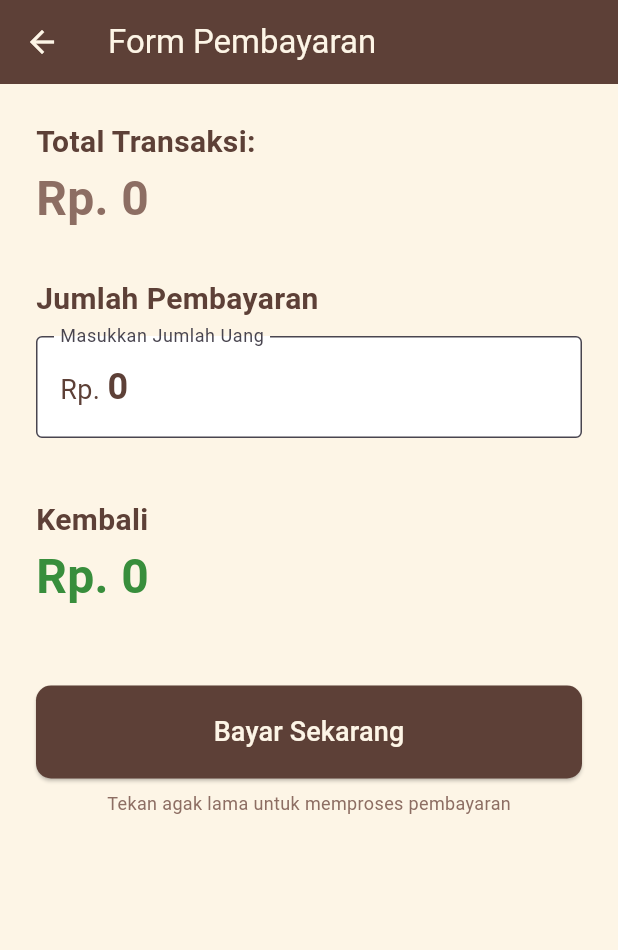
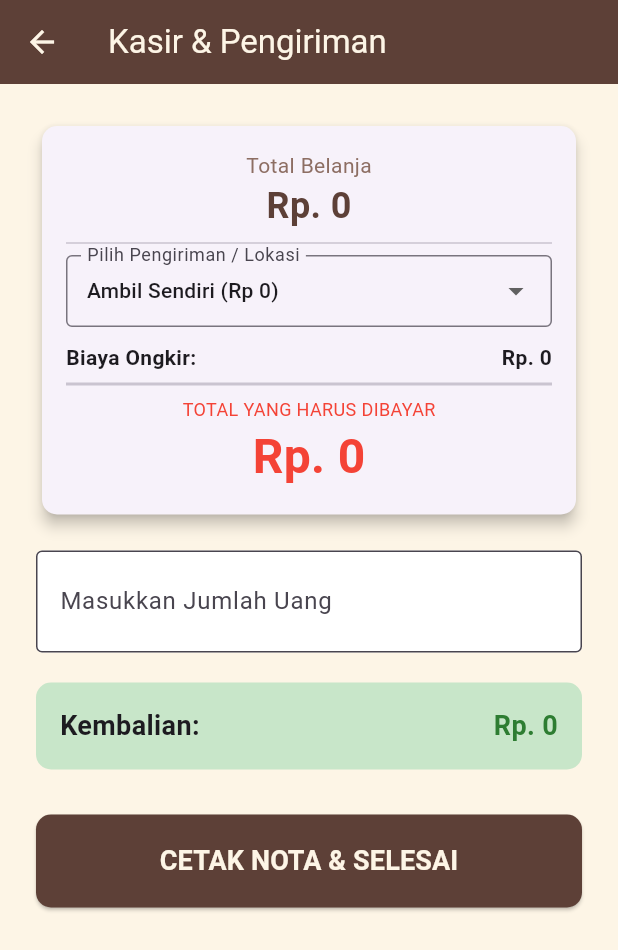
Before and after one commit to naufalad18/pbb, a Flutter app: the PaymentPage screen opened directly with empty values, on a phone screen of 412 x 824 dp. Shown: the top 950 px of the screen. Run offline on Flutter 3.47's test engine with Material 3 defaults, Android fonts, the phone set to English and light mode, and no system bars; our stand-ins replace shared_preferences; accounts and stored records are empty.

Commit message:
Update tampilan dashboard dan payment

```diff
--- a/lib/payment_page.dart
+++ b/lib/payment_page.dart
@@ -10,8 +10,20 @@ class PaymentPage extends StatefulWidget {
 
 class _PaymentPageState extends State<PaymentPage> {
   final TextEditingController _bayarController = TextEditingController();
+
+  // Data Ongkir Sederhana
+  final Map<String, int> _ongkirList = {
+    'Ambil Sendiri (Rp 0)': 0,
+    'Semarang (Rp 10.000)': 10000,
+    'Luar Semarang (Rp 25.000)': 25000,
+    'Luar Jawa (Rp 50.000)': 50000,
+  };
+
+  String? _selectedKurir;
+  int _biayaOngkir = 0;
   int _jumlahBayar = 0;
   int _kembalian = 0;
+
   static const Color kremColor = Color(0xFFFDF5E6);
   static const Color coklatTuaColor = Color(0xFF5D4037);
   static const Color coklatMudaColor = Color(0xFF8D6E63);
@@ -19,41 +31,111 @@ class _PaymentPageState extends State<PaymentPage> {
   @override
   void initState() {
     super.initState();
-    _bayarController.text = '0';
-    _calculateChange();
+    _selectedKurir = _ongkirList.keys.first; // Default pilihan pertama
   }
 
-  void _calculateChange() {
-    int total = widget.totalAmount;
-    _jumlahBayar = int.tryParse(_bayarController.text) ?? 0;
+  // Menghitung Total Akhir (Harga Produk + Ongkir)
+  int get _totalBayarAkhir => widget.totalAmount + _biayaOngkir;
+
+  void _calculateChange(String value) {
+    String cleanValue = value.replaceAll(RegExp(r'[^0-9]'), '');
+    _jumlahBayar = int.tryParse(cleanValue) ?? 0;
+
     setState(() {
-      _kembalian = _jumlahBayar - total;
+      _kembalian = _jumlahBayar - _totalBayarAkhir;
+    });
+  }
+
+  void _updateOngkir(String? value) {
+    setState(() {
+      _selectedKurir = value;
+      _biayaOngkir = _ongkirList[value] ?? 0;
+      // Recalculate kembalian saat ongkir berubah
+      _calculateChange(_bayarController.text);
     });
   }
 
   void _processPayment() {
-    if (_kembalian < 0) {
+    if (_jumlahBayar < _totalBayarAkhir) {
       ScaffoldMessenger.of(context).showSnackBar(
-        const SnackBar(content: Text('Jumlah pembayaran kurang!')),
+        const SnackBar(
+          content: Text('Uang pembayaran kurang!'),
+          backgroundColor: Colors.red,
+        ),
       );
       return;
     }
 
-    ScaffoldMessenger.of(context).showSnackBar(
-      SnackBar(content: Text('Transaksi Berhasil! Kembalian: Rp. $_kembalian')),
+    // TAMPILKAN NOTA (Sesuai Soal)
+    showDialog(
+      context: context,
+      barrierDismissible: false, // User harus klik tombol tutup
+      builder: (context) {
+        return AlertDialog(
+          title: const Center(child: Text("NOTA PEMBAYARAN")),
+          content: Column(
+            mainAxisSize: MainAxisSize.min,
+            crossAxisAlignment: CrossAxisAlignment.start,
+            children: [
+              const Divider(),
+              _buildNotaRow("Harga Produk", widget.totalAmount),
+              _buildNotaRow("Ongkos Kirim", _biayaOngkir),
+              const Divider(thickness: 2),
+              _buildNotaRow("TOTAL", _totalBayarAkhir, isBold: true),
+              const SizedBox(height: 10),
+              _buildNotaRow("Bayar", _jumlahBayar),
+              _buildNotaRow("Kembali", _kembalian),
+              const SizedBox(height: 20),
+              const Center(
+                child: Text(
+                  "Terima Kasih!",
+                  style: TextStyle(fontStyle: FontStyle.italic),
+                ),
+              ),
+            ],
+          ),
+          actions: [
+            TextButton(
+              onPressed: () {
+                Navigator.pop(context); // Tutup Dialog Nota
+                Navigator.pop(context, true); // Kembali ke Dashboard & Reset
+              },
+              child: const Text("TUTUP & SELESAI"),
+            ),
+          ],
         );
+      },
+    );
+  }
 
-    int count = 0;
-    Navigator.popUntil(context, (route) {
-      return count++ == 1;
-    });
+  Widget _buildNotaRow(String label, int value, {bool isBold = false}) {
+    return Padding(
+      padding: const EdgeInsets.symmetric(vertical: 2.0),
+      child: Row(
+        mainAxisAlignment: MainAxisAlignment.spaceBetween,
+        children: [
+          Text(
+            label,
+            style: TextStyle(
+              fontWeight: isBold ? FontWeight.bold : FontWeight.normal,
+            ),
+          ),
+          Text(
+            "Rp. $value",
+            style: TextStyle(
+              fontWeight: isBold ? FontWeight.bold : FontWeight.normal,
+            ),
+          ),
+        ],
+      ),
+    );
   }
 
   @override
   Widget build(BuildContext context) {
     return Scaffold(
       appBar: AppBar(
-        title: const Text('Form Pembayaran'),
+        title: const Text('Kasir & Pengiriman'),
         backgroundColor: coklatTuaColor,
         foregroundColor: kremColor,
       ),
@@ -63,44 +145,95 @@ class _PaymentPageState extends State<PaymentPage> {
         child: Column(
           crossAxisAlignment: CrossAxisAlignment.stretch,
           children: [
+            // Rincian Biaya
+            Card(
+              elevation: 4,
+              shape: RoundedRectangleBorder(
+                borderRadius: BorderRadius.circular(10),
+              ),
+              child: Padding(
+                padding: const EdgeInsets.all(16.0),
+                child: Column(
+                  children: [
+                    const Text(
+                      'Total Belanja',
+                      style: TextStyle(color: coklatMudaColor),
+                    ),
                     Text(
-              'Total Transaksi:',
-              style: TextStyle(
-                fontSize: 20,
+                      'Rp. ${widget.totalAmount}',
+                      style: const TextStyle(
+                        fontSize: 24,
                         fontWeight: FontWeight.bold,
                         color: coklatTuaColor,
                       ),
                     ),
+                    const Divider(),
+                    // Dropdown Ongkir
+                    DropdownButtonFormField<String>(
+                      value: _selectedKurir,
+                      decoration: const InputDecoration(
+                        labelText: "Pilih Pengiriman / Lokasi",
+                        border: OutlineInputBorder(),
+                        contentPadding: EdgeInsets.symmetric(
+                          horizontal: 10,
+                          vertical: 5,
+                        ),
+                      ),
+                      items: _ongkirList.keys.map((String key) {
+                        return DropdownMenuItem<String>(
+                          value: key,
+                          child: Text(
+                            key,
+                            style: const TextStyle(fontSize: 14),
+                          ),
+                        );
+                      }).toList(),
+                      onChanged: _updateOngkir,
+                    ),
+                    const SizedBox(height: 10),
+                    Row(
+                      mainAxisAlignment: MainAxisAlignment.spaceBetween,
+                      children: [
+                        const Text(
+                          "Biaya Ongkir:",
+                          style: TextStyle(fontWeight: FontWeight.bold),
+                        ),
                         Text(
-              'Rp. ${widget.totalAmount}',
+                          "Rp. $_biayaOngkir",
+                          style: const TextStyle(fontWeight: FontWeight.bold),
+                        ),
+                      ],
+                    ),
+                    const Divider(thickness: 2),
+                    const Text(
+                      "TOTAL YANG HARUS DIBAYAR",
+                      style: TextStyle(fontSize: 12, color: Colors.red),
+                    ),
+                    Text(
+                      'Rp. $_totalBayarAkhir',
                       style: const TextStyle(
                         fontSize: 32,
                         fontWeight: FontWeight.bold,
-                color: coklatMudaColor,
+                        color: Colors.red,
                       ),
                     ),
-            const SizedBox(height: 30),
-            Text(
-              'Jumlah Pembayaran',
-              style: TextStyle(
-                fontSize: 20,
-                fontWeight: FontWeight.bold,
-                color: coklatTuaColor,
+                  ],
                 ),
               ),
-            const SizedBox(height: 10),
+            ),
+            const SizedBox(height: 20),
+
+            // Input Pembayaran
             TextField(
               controller: _bayarController,
               keyboardType: TextInputType.number,
-              onChanged: (value) =>
-                  _calculateChange(),
-              decoration: InputDecoration(
+              onChanged: _calculateChange,
+              decoration: const InputDecoration(
                 labelText: "Masukkan Jumlah Uang",
                 prefixText: 'Rp. ',
-                prefixStyle: TextStyle(color: coklatTuaColor, fontSize: 18),
                 fillColor: Colors.white,
                 filled: true,
-                border: const OutlineInputBorder(),
+                border: OutlineInputBorder(),
                 focusedBorder: OutlineInputBorder(
                   borderSide: BorderSide(color: coklatTuaColor, width: 2.0),
                 ),
@@ -111,52 +244,55 @@ class _PaymentPageState extends State<PaymentPage> {
                 color: coklatTuaColor,
               ),
             ),
-            const SizedBox(height: 40),
 
+            const SizedBox(height: 20),
+
+            // Info Kembalian
+            Container(
+              padding: const EdgeInsets.all(16),
+              decoration: BoxDecoration(
+                color: _kembalian >= 0 ? Colors.green[100] : Colors.red[100],
+                borderRadius: BorderRadius.circular(10),
+              ),
+              child: Row(
+                mainAxisAlignment: MainAxisAlignment.spaceBetween,
+                children: [
+                  const Text(
+                    'Kembalian:',
+                    style: TextStyle(fontSize: 18, fontWeight: FontWeight.bold),
+                  ),
                   Text(
-              'Kembali',
+                    'Rp. $_kembalian',
                     style: TextStyle(
-                fontSize: 20,
+                      fontSize: 18,
                       fontWeight: FontWeight.bold,
-                color: coklatTuaColor,
+                      color: _kembalian >= 0
+                          ? Colors.green[800]
+                          : Colors.red[800],
                     ),
                   ),
-            Text(
-              'Rp. ${_kembalian < 0 ? 0 : _kembalian}',
-              style: TextStyle(
-                fontSize: 32,
-                fontWeight: FontWeight.bold,
-                color: _kembalian >= 0
-                    ? Colors.green.shade700
-                    : Colors.red.shade700,
+                ],
               ),
             ),
-            const SizedBox(height: 50),
 
+            const SizedBox(height: 30),
+
+            // Tombol Bayar
             ElevatedButton(
-              onPressed:
-                  _calculateChange,
-              onLongPress: _processPayment,
+              onPressed: _processPayment,
               style: ElevatedButton.styleFrom(
-                backgroundColor: _kembalian >= 0
-                    ? coklatTuaColor
-                    : coklatMudaColor,
+                backgroundColor: coklatTuaColor,
                 padding: const EdgeInsets.symmetric(vertical: 18),
                 shape: RoundedRectangleBorder(
                   borderRadius: BorderRadius.circular(10),
                 ),
               ),
-              child: Text(
-                _kembalian < 0 ? 'Kurang Rp. ${-_kembalian}' : 'Bayar Sekarang',
-                style: const TextStyle(fontSize: 18, color: kremColor),
-              ),
-            ),
-            const Center(
-              child: Padding(
-                padding: EdgeInsets.only(top: 8.0),
-                child: Text(
-                  'Tekan agak lama untuk memproses pembayaran',
-                  style: TextStyle(color: coklatMudaColor, fontSize: 12),
+              child: const Text(
+                'CETAK NOTA & SELESAI',
+                style: TextStyle(
+                  fontSize: 18,
+                  color: kremColor,
+                  fontWeight: FontWeight.bold,
                 ),
               ),
             ),
```
Also changed, not shown: lib/dashboard_page.dart (+28 -14 lines). Lines whose indentation alone changed are shown as unchanged.
